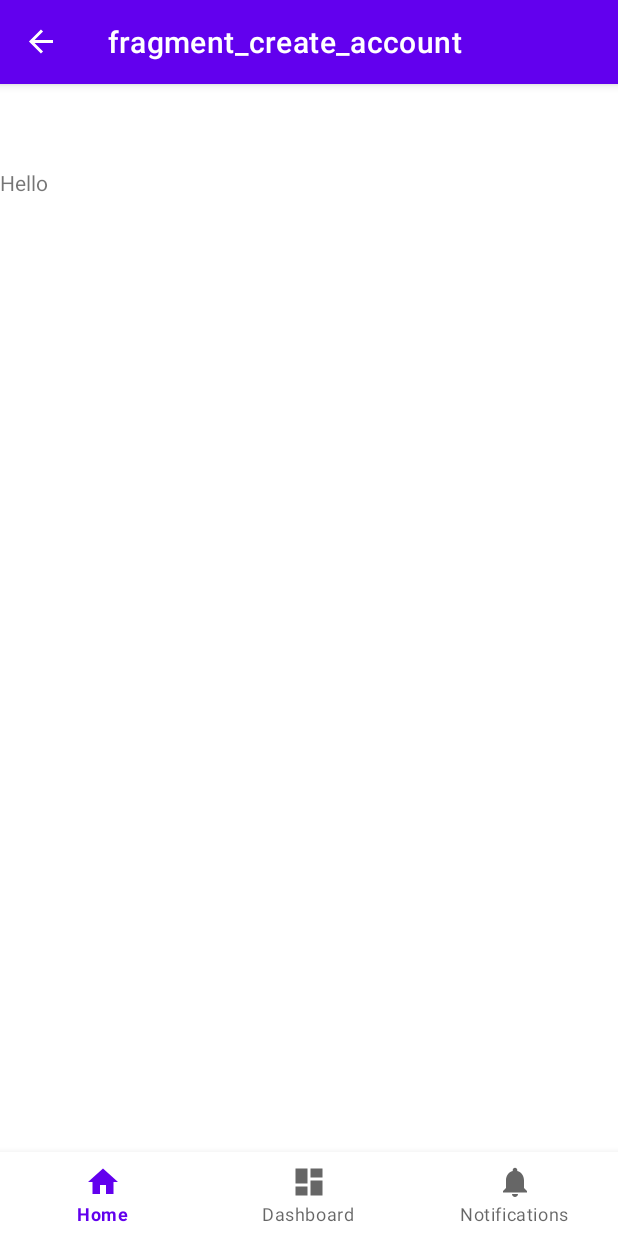
After one commit to tataket/MinderaNews, an Android app: the CreateAccount screen opened through its navigation route, on a phone screen of 412 x 824 dp. The commit adds this screen. Run offline under Robolectric (Android 15) with nearby library versions, the phone set to English and light mode, and no system bars; our stand-ins replace navigation-ui.

Commit message:
add koin as dependency, create view model for sign in and create account, and create modules

```diff
--- a/app/build.gradle.kts
+++ b/app/build.gradle.kts
@@ -48,7 +48,10 @@ dependencies {
     implementation(libs.androidx.lifecycle.viewmodel.ktx)
     implementation(libs.androidx.navigation.fragment.ktx)
     implementation(libs.androidx.navigation.ui.ktx)
+    implementation(libs.androidx.legacy.support.v4)
+    implementation(libs.androidx.fragment.ktx)
     testImplementation(libs.junit)
+    implementation(libs.koin)
     androidTestImplementation(libs.androidx.junit)
     androidTestImplementation(libs.androidx.espresso.core)
 }
--- a/app/src/main/AndroidManifest.xml
+++ b/app/src/main/AndroidManifest.xml
@@ -3,6 +3,7 @@
     xmlns:tools="http://schemas.android.com/tools">
 
     <application
+        android:name=".MainApplication"
         android:allowBackup="true"
         android:dataExtractionRules="@xml/data_extraction_rules"
         android:fullBackupContent="@xml/backup_rules"
@@ -14,8 +15,7 @@
         tools:targetApi="31">
         <activity
             android:name=".MainActivity"
-            android:exported="true"
-            android:label="@string/app_name">
+            android:exported="true">
             <intent-filter>
                 <action android:name="android.intent.action.MAIN" />
 
--- /dev/null
+++ b/app/src/main/java/com/minderanews/ui/account/CreateAccount.kt
@@ -0,0 +1,31 @@
+package com.minderanews.ui.account
+
+import androidx.fragment.app.viewModels
+import android.os.Bundle
+import androidx.fragment.app.Fragment
+import android.view.LayoutInflater
+import android.view.View
+import android.view.ViewGroup
+import com.minderanews.R
+
+class CreateAccount : Fragment() {
+
+    companion object {
+        fun newInstance() = CreateAccount()
+    }
+
+    private val viewModel: CreateAccountViewModel by viewModels()
+
+    override fun onCreate(savedInstanceState: Bundle?) {
+        super.onCreate(savedInstanceState)
+
+        // TODO: Use the ViewModel
+    }
+
+    override fun onCreateView(
+        inflater: LayoutInflater, container: ViewGroup?,
+        savedInstanceState: Bundle?
+    ): View {
+        return inflater.inflate(R.layout.fragment_create_account, container, false)
+    }
+}
--- /dev/null
+++ b/app/src/main/res/layout/fragment_create_account.xml
@@ -0,0 +1,13 @@
+<?xml version="1.0" encoding="utf-8"?>
+<FrameLayout xmlns:android="http://schemas.android.com/apk/res/android"
+    xmlns:tools="http://schemas.android.com/tools"
+    android:layout_width="match_parent"
+    android:layout_height="match_parent"
+    tools:context=".ui.account.CreateAccount">
+
+    <TextView
+        android:layout_width="match_parent"
+        android:layout_height="match_parent"
+        android:text="Hello" />
+
+</FrameLayout>
--- a/app/src/main/res/navigation/mobile_navigation.xml
+++ b/app/src/main/res/navigation/mobile_navigation.xml
@@ -22,4 +22,14 @@
         android:name="com.minderanews.ui.notifications.NotificationsFragment"
         android:label="@string/title_notifications"
         tools:layout="@layout/fragment_notifications" />
+    <fragment
+        android:id="@+id/createAccount"
+        android:name="com.minderanews.ui.account.CreateAccount"
+        android:label="fragment_create_account"
+        tools:layout="@layout/fragment_create_account" />
+    <fragment
+        android:id="@+id/signInFragment"
+        android:name="com.minderanews.ui.signIn.SignInFragment"
+        android:label="fragment_sign_in"
+        tools:layout="@layout/fragment_sign_in" />
 </navigation>
--- a/gradle/libs.versions.toml
+++ b/gradle/libs.versions.toml
@@ -12,6 +12,9 @@ lifecycleLivedataKtx = "2.7.0"
 lifecycleViewmodelKtx = "2.7.0"
 navigationFragmentKtx = "2.7.7"
 navigationUiKtx = "2.7.7"
+koinVersion = "3.5.6"
+legacySupportV4 = "1.0.0"
+fragmentKtx = "1.6.2"
 
 [libraries]
 androidx-core-ktx = { group = "androidx.core", name = "core-ktx", version.ref = "coreKtx" }
@@ -25,6 +28,9 @@ androidx-lifecycle-livedata-ktx = { group = "androidx.lifecycle", name = "lifecy
 androidx-lifecycle-viewmodel-ktx = { group = "androidx.lifecycle", name = "lifecycle-viewmodel-ktx", version.ref = "lifecycleViewmodelKtx" }
 androidx-navigation-fragment-ktx = { group = "androidx.navigation", name = "navigation-fragment-ktx", version.ref = "navigationFragmentKtx" }
 androidx-navigation-ui-ktx = { group = "androidx.navigation", name = "navigation-ui-ktx", version.ref = "navigationUiKtx" }
+koin = {group = "io.insert-koin", name = "koin-android", version.ref = "koinVersion"}
+androidx-legacy-support-v4 = { group = "androidx.legacy", name = "legacy-support-v4", version.ref = "legacySupportV4" }
+androidx-fragment-ktx = { group = "androidx.fragment", name = "fragment-ktx", version.ref = "fragmentKtx" }
 
 [plugins]
 androidApplication = { id = "com.android.application", version.ref = "agp" }
```
Also changed, not shown: app/src/main/java/com/minderanews/MainApplication.kt (added, +27 -0 lines), app/src/main/java/com/minderanews/di/DataModule.kt (added, +7 -0 lines), app/src/main/java/com/minderanews/di/NetworkModule.kt (added, +7 -0 lines), app/src/main/java/com/minderanews/di/ViewModelModule.kt (added, +7 -0 lines), app/src/main/java/com/minderanews/ui/account/CreateAccountViewModel.kt (added, +7 -0 lines), app/src/main/java/com/minderanews/ui/signIn/SignInFragment.kt (added, +31 -0 lines), app/src/main/java/com/minderanews/ui/signIn/SignInViewModel.kt (added, +7 -0 lines), app/src/main/res/layout/fragment_sign_in.xml (added, +13 -0 lines).
